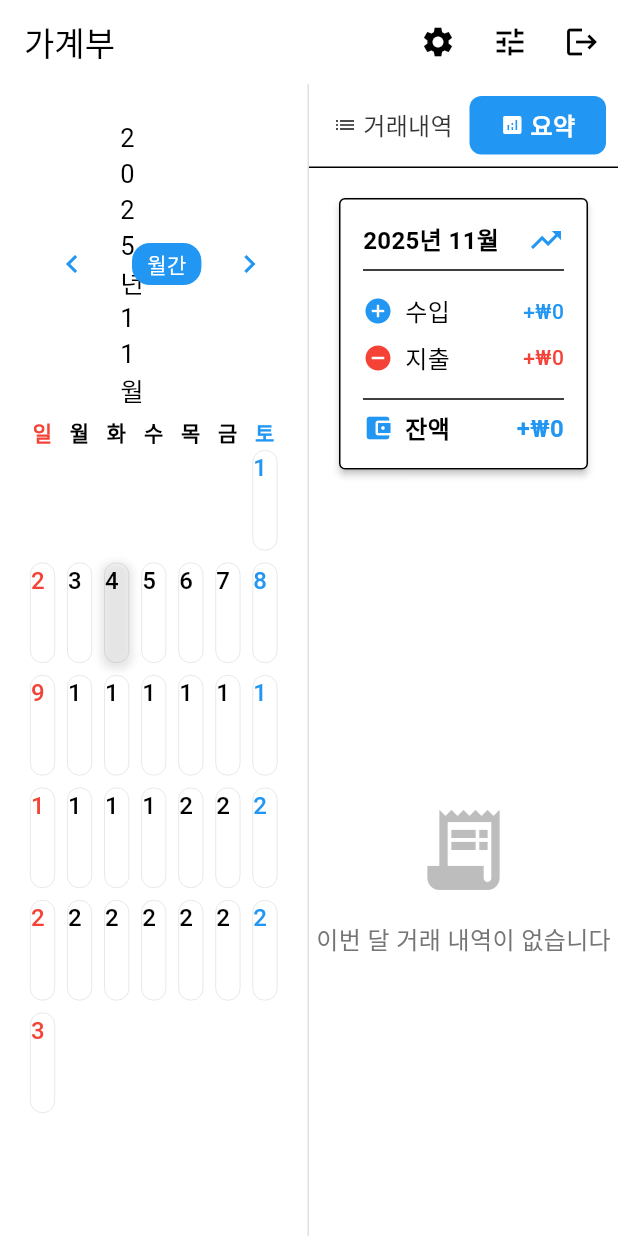
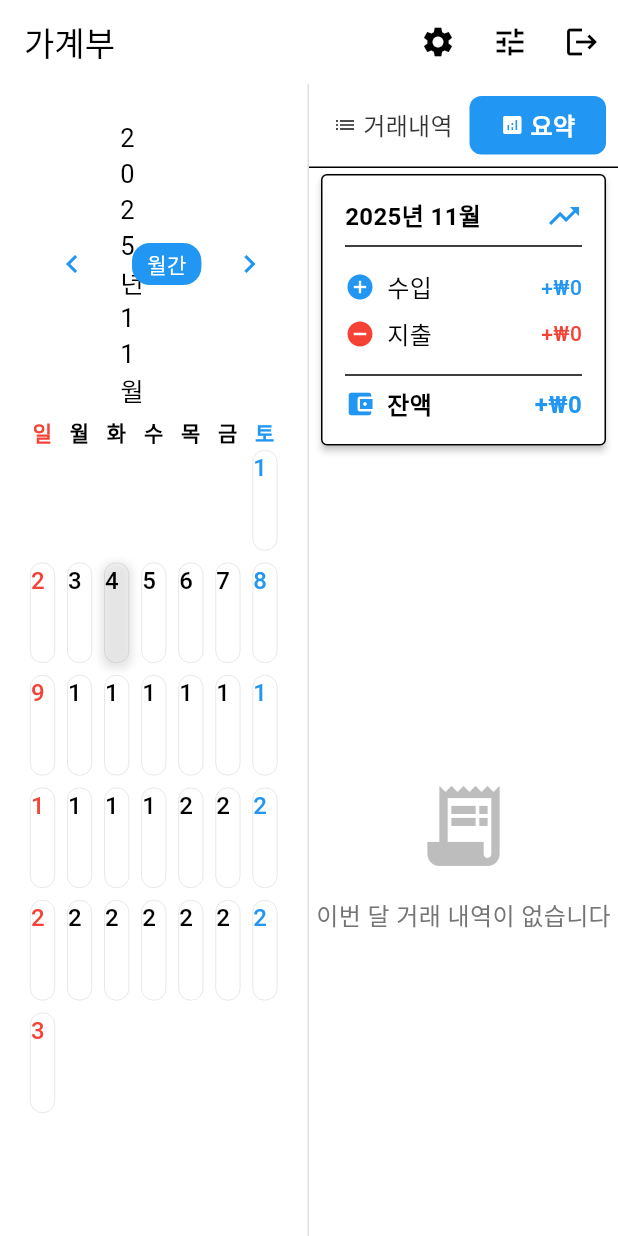
Before and after one commit to SourPringles/Just_A_Account_Book, a Flutter app: the screen it shows once a user with an empty profile is signed in, after a tap on "요약", on a phone screen of 412 x 824 dp. Run offline on Flutter 3.47's test engine with Material 3 defaults, Android fonts, the phone set to English and light mode, and no system bars; drawn by our look-alikes of table_calendar; our stand-ins replace cloud_firestore, firebase_auth, firebase_core, shared_preferences; missing offline and left inert: window_manager; accounts and stored records are empty; network calls fail; statements that could not run were skipped.

Commit message:
레이아웃 수정(월간요약위젯)

```diff
--- a/lib/view/home/widgets/right_panel_widget.dart
+++ b/lib/view/home/widgets/right_panel_widget.dart
@@ -111,12 +111,9 @@ class _RightPanelWidgetState extends State<RightPanelWidget> {
         _cachedSummaryContent = Column(
           key: ValueKey('summary_$monthKey'),
           children: [
-            Padding(
-              padding: EdgeInsets.all(UILayout.defaultPadding),
-              child: MonthlySummaryWidget(
-                key: ValueKey('monthly_summary_$monthKey'),
-                month: _lastMonth,
-              ),
+            MonthlySummaryWidget(
+              key: ValueKey('monthly_summary_$monthKey'),
+              month: _lastMonth,
             ),
             SizedBox(height: UILayout.largeGap),
             Expanded(
--- a/lib/view/transactions/monthly_summary_widget.dart
+++ b/lib/view/transactions/monthly_summary_widget.dart
@@ -50,6 +50,10 @@ class MonthlySummaryWidget extends StatelessWidget {
 
         return Card(
           elevation: 2,
+          margin: EdgeInsets.symmetric(
+            horizontal: UILayout.smallGap,
+            vertical: UILayout.tinyGap,
+          ),
           child: Padding(
             padding: EdgeInsets.all(UILayout.defaultPadding),
             child: Column(
```
